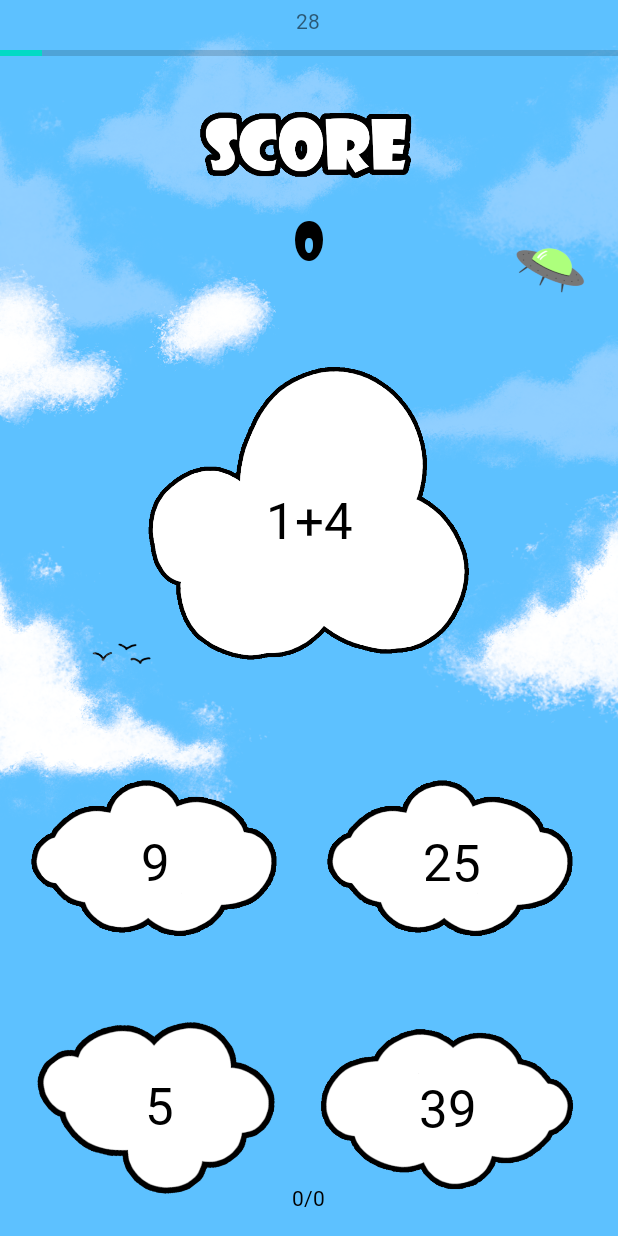
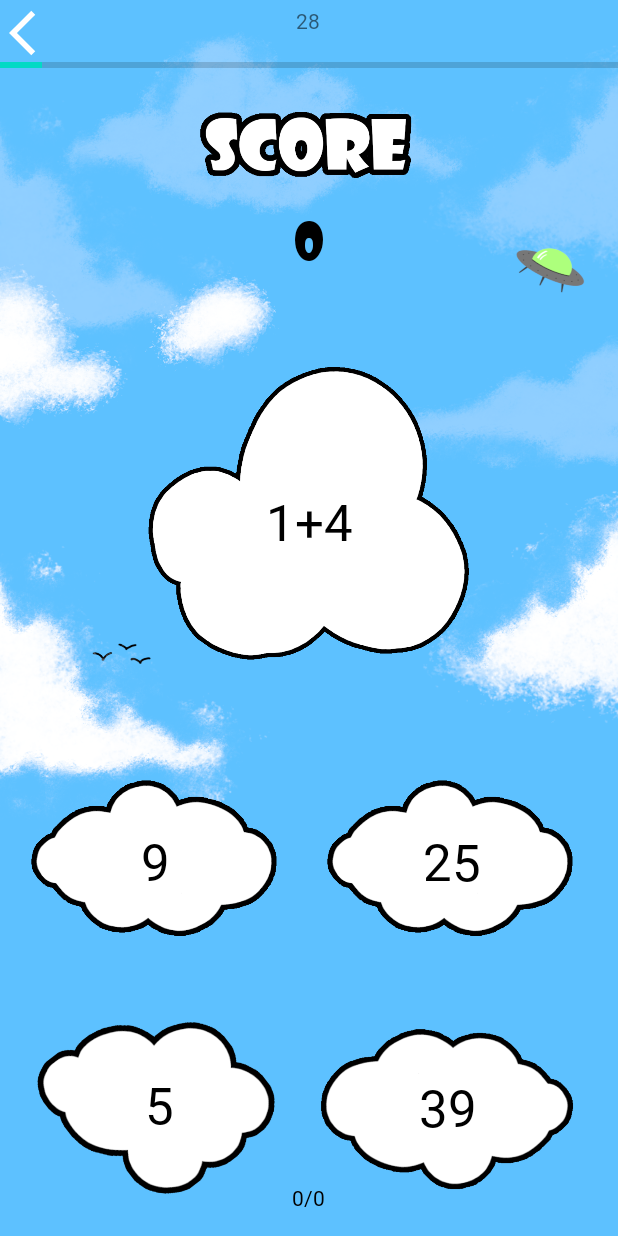
Before and after one commit to jeremyds68440/zinzins_des_math, an Android app: the SecondGameActivity screen opened directly, with no data from a screen before it, on a phone screen of 412 x 824 dp. Run offline under Robolectric (Android 15) with nearby library versions, the phone set to English and light mode, and no system bars; 1 statement that could not run was skipped.

Commit message:
correction bug score

```diff
--- a/app/src/main/java/com/example/zinzins_des_math/SecondGameActivity.java
+++ b/app/src/main/java/com/example/zinzins_des_math/SecondGameActivity.java
@@ -6,6 +6,7 @@ import android.annotation.SuppressLint;
 import android.app.AlertDialog;
 import android.content.DialogInterface;
 import android.content.Intent;
+import android.graphics.Color;
 import android.os.Bundle;
 import android.os.CountDownTimer;
 import android.view.View;
@@ -36,8 +37,6 @@ public class SecondGameActivity extends AppCompatActivity {
 
         @Override
         public void onFinish() {
-            g.setScore(0);
-            score.setText(Integer.toString(g.getScore()));
             AlertDialog.Builder fini = new AlertDialog.Builder(secondGameActivity);
             fini.setTitle("Bien joué");
             fini.setMessage("Vous avez fait : " + score.getText() + " pts" );
@@ -61,6 +60,8 @@ public class SecondGameActivity extends AppCompatActivity {
 
             fini.setCancelable(false);
             fini.show();
+            g.setScore(0);
+            score.setText(Integer.toString(g.getScore()));
         }
 
     };
@@ -172,6 +173,17 @@ public class SecondGameActivity extends AppCompatActivity {
             }
         });
 
+        ImageView back = findViewById(R.id.second_game_back2);
+
+        back.setOnClickListener(new View.OnClickListener() {
+            @Override
+            public void onClick(View v) {
+                back.setColorFilter(Color.argb(80, 0, 0, 0));
+                Intent main = new Intent(getApplicationContext(), DifficultyActivity.class);
+                startActivity(main);
+                finish();
+            }
+        });
     }
 
     private void nextTurn(){
--- a/app/src/main/res/layout/activity_second_game.xml
+++ b/app/src/main/res/layout/activity_second_game.xml
@@ -6,6 +6,17 @@
     android:background="@drawable/second_game_bg"
     android:layout_height="match_parent"
     tools:context=".SecondGameActivity">
+
+    <ImageView
+        android:id="@+id/second_game_back2"
+        android:layout_width="48dp"
+        android:layout_height="36dp"
+        android:layout_marginTop="4dp"
+        android:src="@drawable/ic_baseline_arrow_back_ios_24"
+        app:layout_constraintEnd_toEndOf="parent"
+        app:layout_constraintHorizontal_bias="0.0"
+        app:layout_constraintStart_toStartOf="parent"
+        app:layout_constraintTop_toTopOf="parent" />
 
     <ImageView
         android:id="@+id/imageView"
@@ -38,7 +49,7 @@
         style="?android:attr/progressBarStyleHorizontal"
         android:layout_width="0dp"
         android:layout_height="wrap_content"
-        android:layout_marginTop="4dp"
+        android:layout_marginTop="12dp"
         android:max="30"
         android:progress="20"
         app:layout_constraintEnd_toEndOf="parent"
```
